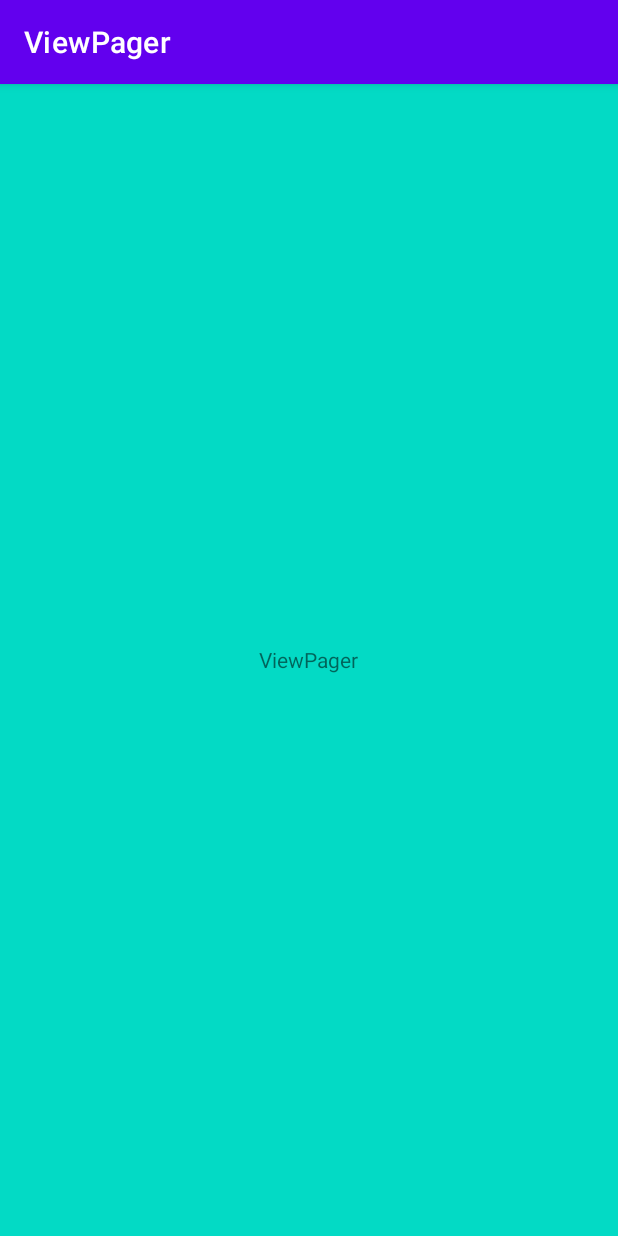
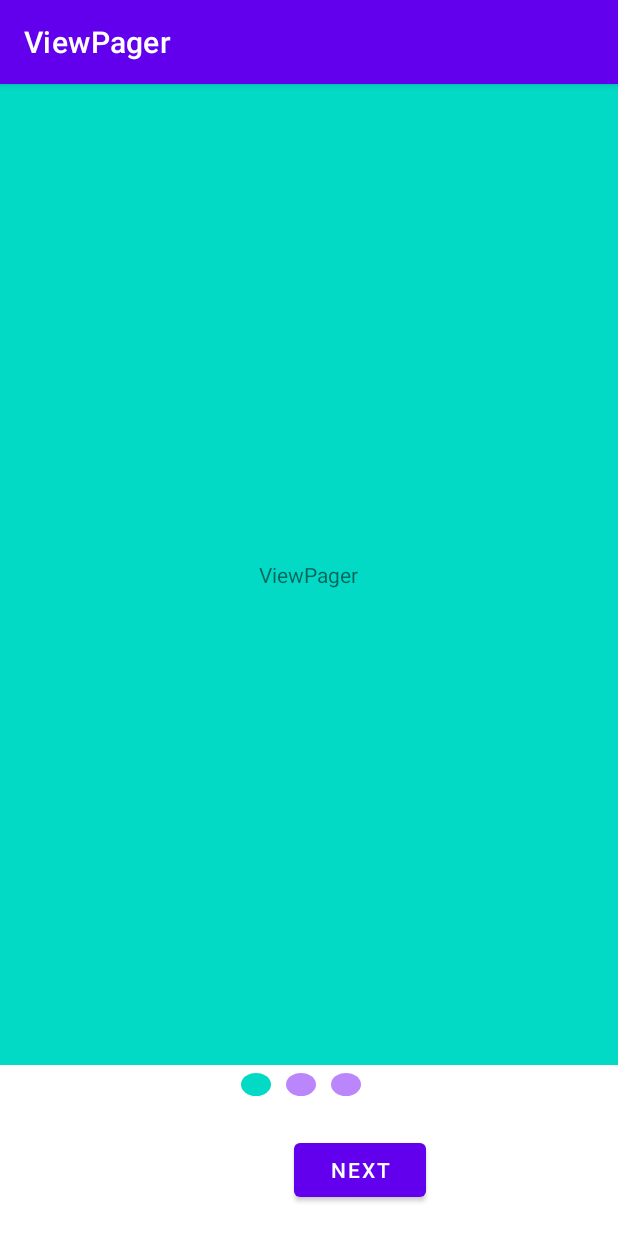
Before and after one commit to amanpreeto7/Viewpager, an Android app: the LayoutPagerActivity screen opened directly, with no data from a screen before it, on a phone screen of 412 x 824 dp. Run offline under Robolectric (Android 15) with nearby library versions, the phone set to English and light mode, and no system bars.

Commit message:
final commit
dots recycler added
Previous and next button handled

```diff
--- /dev/null
+++ b/app/src/main/java/com/o7services/viewpager/DotsRecycler.kt
@@ -0,0 +1,39 @@
+package com.o7services.viewpager
+
+import android.content.Context
+import android.view.LayoutInflater
+import android.view.View
+import android.view.ViewGroup
+import android.widget.ImageView
+import androidx.recyclerview.widget.RecyclerView
+
+class DotsRecycler(var context: Context, var count: Int, var selectedPosition: Int) :
+    RecyclerView.Adapter<DotsRecycler.ViewHolder>() {
+    class ViewHolder(itemView: View): RecyclerView.ViewHolder(itemView) {
+        var imageView = itemView.findViewById<ImageView>(R.id.imageView)
+
+    }
+    override fun onCreateViewHolder(parent: ViewGroup, viewType: Int): DotsRecycler.ViewHolder {
+        var view = LayoutInflater.from(parent.context).inflate(R.layout.layout_dots, parent, false)
+        return ViewHolder(view.rootView)
+
+    }
+
+    override fun onBindViewHolder(holder: DotsRecycler.ViewHolder, position: Int) {
+        if(position == selectedPosition){
+            holder.imageView.setColorFilter(context.getColor(R.color.teal_200))
+        }else{
+            holder.imageView.setColorFilter(context.getColor(R.color.purple_200))
+
+        }
+    }
+
+    override fun getItemCount(): Int {
+        return count
+    }
+
+    fun updatePosition(position: Int){
+        selectedPosition = position
+        notifyDataSetChanged()
+    }
+}
--- a/app/src/main/java/com/o7services/viewpager/LayoutPagerActivity.kt
+++ b/app/src/main/java/com/o7services/viewpager/LayoutPagerActivity.kt
@@ -5,7 +5,9 @@ import android.util.Log
 import android.view.LayoutInflater
 import android.view.View
 import android.view.ViewGroup
+import android.widget.Button
 import androidx.appcompat.app.AppCompatActivity
+import androidx.recyclerview.widget.LinearLayoutManager
 import androidx.recyclerview.widget.RecyclerView
 import androidx.viewpager2.widget.ViewPager2
 import androidx.viewpager2.widget.ViewPager2.OnPageChangeCallback
@@ -15,10 +17,21 @@ class LayoutPagerActivity : AppCompatActivity() {
     lateinit var layoutViewPagerAdapter: ViewsSliderAdapter
     var layoutArray = arrayOf(R.layout.layout1,R.layout.layout2, R.layout.layout3)
     private  val TAG = "LayoutPagerActivity"
+    lateinit var btnPrev : Button
+    lateinit var btnNext : Button
+    lateinit var recyclerView: RecyclerView
+    lateinit var dotsRecycler : DotsRecycler
     override fun onCreate(savedInstanceState: Bundle?) {
         super.onCreate(savedInstanceState)
         setContentView(R.layout.activity_layout_pager)
         viewPager = findViewById(R.id.viewPager)
+        btnPrev = findViewById(R.id.btnPrev)
+        btnNext = findViewById(R.id.btnNext)
+        recyclerView = findViewById(R.id.rvDots)
+        dotsRecycler = DotsRecycler(this,layoutArray.size, 0)
+        recyclerView.layoutManager = LinearLayoutManager(this, LinearLayoutManager.HORIZONTAL, false)
+        recyclerView.adapter = dotsRecycler
+
         layoutViewPagerAdapter = ViewsSliderAdapter(layoutArray)
         viewPager.setAdapter(layoutViewPagerAdapter)
 
@@ -34,8 +47,32 @@ class LayoutPagerActivity : AppCompatActivity() {
             override fun onPageSelected(position: Int) {
                 super.onPageSelected(position)
                 Log.e(TAG, position.toString())
+                if(position == 0){
+                    btnPrev.visibility = View.GONE
+                }else{
+                    btnPrev.visibility = View.VISIBLE
+                }
+                if(position == (layoutArray.size-1)){
+                    btnNext.visibility = View.GONE
+                }else{
+                    btnNext.visibility = View.VISIBLE
+                }
+
+                dotsRecycler.updatePosition(position)
             }
         })
+
+        btnPrev.setOnClickListener {
+            if(viewPager.currentItem < layoutArray.size && viewPager.currentItem != 0){
+                viewPager.currentItem = viewPager.currentItem -1
+            }
+        }
+
+        btnNext.setOnClickListener {
+            if(viewPager.currentItem < layoutArray.size){
+                viewPager.currentItem = viewPager.currentItem +1
+            }
+        }
     }
 }
 class ViewsSliderAdapter(var layouts: Array<Int>) : RecyclerView.Adapter<RecyclerView.ViewHolder>() {
--- /dev/null
+++ b/app/src/main/res/drawable/dots.xml
@@ -0,0 +1,8 @@
+<?xml version="1.0" encoding="utf-8"?>
+<selector xmlns:android="http://schemas.android.com/apk/res/android">
+<item>
+    <shape android:shape="oval" >
+        <solid android:color="@color/purple_500"/>
+    </shape>
+</item>
+</selector>
--- a/app/src/main/res/layout/activity_layout_pager.xml
+++ b/app/src/main/res/layout/activity_layout_pager.xml
@@ -1,13 +1,45 @@
 <?xml version="1.0" encoding="utf-8"?>
-<androidx.constraintlayout.widget.ConstraintLayout xmlns:android="http://schemas.android.com/apk/res/android"
+<LinearLayout xmlns:android="http://schemas.android.com/apk/res/android"
     xmlns:app="http://schemas.android.com/apk/res-auto"
     xmlns:tools="http://schemas.android.com/tools"
     android:layout_width="match_parent"
     android:layout_height="match_parent"
+    android:orientation="vertical"
+    android:gravity="center"
     tools:context=".LayoutPagerActivity">
     <androidx.viewpager2.widget.ViewPager2
         android:layout_width="match_parent"
         android:layout_height="match_parent"
-        android:id="@+id/viewPager"/>
+        android:id="@+id/viewPager"
+        android:layout_weight="1"/>
 
-</androidx.constraintlayout.widget.ConstraintLayout>
+    <androidx.recyclerview.widget.RecyclerView
+        android:layout_width="wrap_content"
+        android:layout_height="wrap_content"
+        android:id="@+id/rvDots"
+        android:layout_margin="5dp"
+        tools:listitem="@layout/layout_dots"
+        />
+
+    <LinearLayout
+        android:layout_width="match_parent"
+        android:layout_height="wrap_content"
+        android:orientation="horizontal"
+        android:layout_margin="20dp">
+        <Button
+            android:layout_width="wrap_content"
+            android:layout_height="wrap_content"
+            android:id="@+id/btnPrev"
+            android:text="@string/prev"/>
+        <View
+            android:layout_width="wrap_content"
+            android:layout_height="match_parent"
+            android:layout_weight="1"/>
+        <Button
+            android:layout_width="wrap_content"
+            android:layout_height="wrap_content"
+            android:id="@+id/btnNext"
+            android:text="@string/next"/>
+    </LinearLayout>
+
+</LinearLayout>
--- /dev/null
+++ b/app/src/main/res/layout/layout_dots.xml
@@ -0,0 +1,11 @@
+<?xml version="1.0" encoding="utf-8"?>
+<ImageView
+    xmlns:android="http://schemas.android.com/apk/res/android"
+    android:orientation="vertical"
+    android:layout_width="20dp"
+    android:id="@+id/imageView"
+    android:layout_height="15dp"
+    android:layout_marginEnd="10dp"
+    android:src="@drawable/dots">
+
+</ImageView>
--- a/app/src/main/res/values/strings.xml
+++ b/app/src/main/res/values/strings.xml
@@ -2,4 +2,6 @@
     <string name="app_name">ViewPager</string>
     <!-- TODO: Remove or change this placeholder text -->
     <string name="hello_blank_fragment">Hello blank fragment</string>
+    <string name="prev">Previous</string>
+    <string name="next">Next</string>
 </resources>
```
